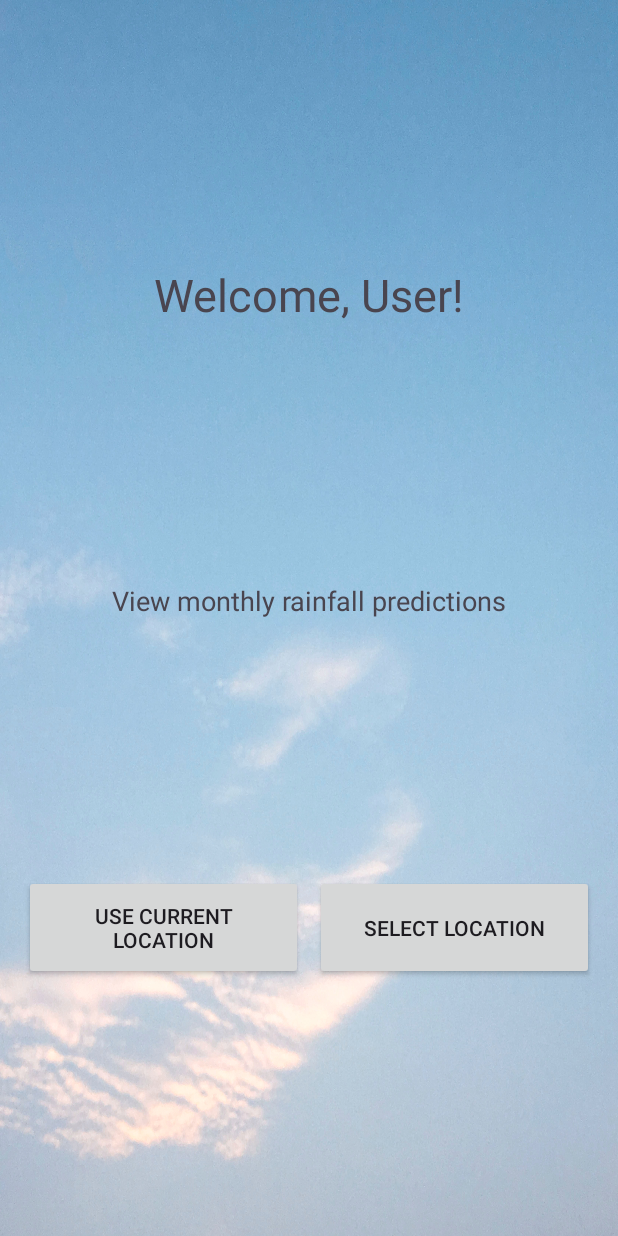
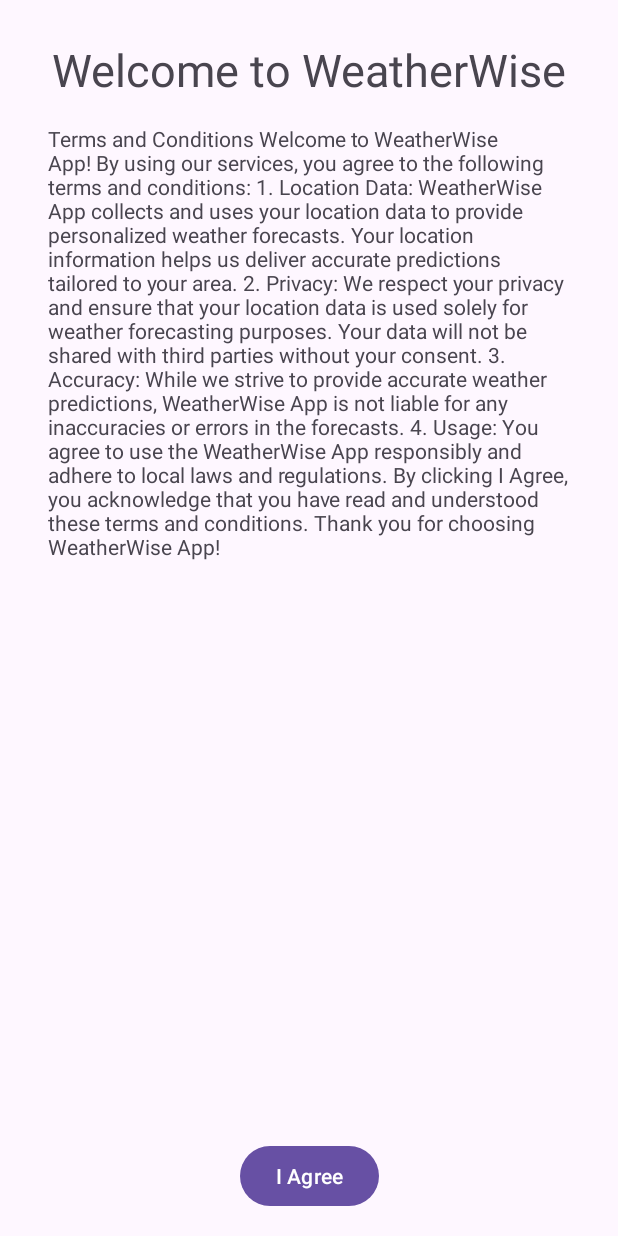
Before and after one commit to izybelly/team3_android, an Android app: the screen it shows after launch (Home before the commit, TermsAndConditions after it), on a phone screen of 412 x 824 dp. Run offline under Robolectric (Android 15) with nearby library versions, the light colour scheme and no system bars.

Commit message:
Add terms and conditions activity

```diff
--- a/app/src/main/AndroidManifest.xml
+++ b/app/src/main/AndroidManifest.xml
@@ -17,6 +17,9 @@
         android:usesCleartextTraffic="true"
         tools:targetApi="31">
         <activity
+            android:name=".Home"
+            android:exported="false" />
+        <activity
             android:name=".RainfallChart"
             android:exported="false" />
         <activity
@@ -26,7 +29,7 @@
             android:name=".NearestLocationActivity"
             android:exported="false" />
         <activity
-            android:name=".Home"
+            android:name=".TermsAndConditions"
             android:exported="true">
             <intent-filter>
                 <action android:name="android.intent.action.MAIN" />
--- a/app/src/main/java/com/example/ad_team3/Home.java
+++ b/app/src/main/java/com/example/ad_team3/Home.java
@@ -85,7 +85,7 @@
                 // Permission granted, proceed with location access
                 accessLocation();
             } else {
-                // Permission denied, show a message or handle accordingly
+                // Permission denied, show a message or handle accordinlocalgly
                 Toast.makeText(this, "Location permission denied.", Toast.LENGTH_SHORT).show();
             }
         }
--- a/app/src/main/java/com/example/ad_team3/NearestLocationActivity.java
+++ b/app/src/main/java/com/example/ad_team3/NearestLocationActivity.java
@@ -80,7 +80,7 @@
             public void onClick(View view) {
                 int selectedValue = seekBar.getProgress() + 1;
 
-                String baseUrl = "https://10.249.150.225:8443";
+                String baseUrl = "https://10.0.2.2:8443/";
 
                 // Create a custom OkHttpClient with the TrustManager that trusts all certificates (only for testing, not recommended for production)
                 OkHttpClient okHttpClient = getUnsafeOkHttpClient();
--- /dev/null
+++ b/app/src/main/res/layout/activity_terms_and_conditions.xml
@@ -0,0 +1,48 @@
+<?xml version="1.0" encoding="utf-8"?>
+<androidx.constraintlayout.widget.ConstraintLayout
+    xmlns:android="http://schemas.android.com/apk/res/android"
+    xmlns:app="http://schemas.android.com/apk/res-auto"
+    android:layout_width="match_parent"
+    android:layout_height="match_parent"
+    android:padding="16dp">
+
+    <TextView
+        android:id="@+id/titleTextView"
+        android:layout_width="wrap_content"
+        android:layout_height="wrap_content"
+        android:text="Welcome to WeatherWise"
+        android:textSize="30sp"
+        android:layout_marginTop="10dp"
+        android:layout_marginBottom="10dp"
+        app:layout_constraintTop_toTopOf="parent"
+        app:layout_constraintStart_toStartOf="parent"
+        app:layout_constraintEnd_toEndOf="parent" />
+
+    <ScrollView
+        android:layout_width="0dp"
+        android:layout_height="0dp"
+        app:layout_constraintTop_toBottomOf="@+id/titleTextView"
+        app:layout_constraintStart_toStartOf="parent"
+        app:layout_constraintEnd_toEndOf="parent"
+        app:layout_constraintBottom_toTopOf="@+id/agreeButton">
+
+        <TextView
+            android:id="@+id/termsTextView"
+            android:layout_width="match_parent"
+            android:layout_height="wrap_content"
+            android:text="@string/terms_conditions"
+            android:padding="16dp" />
+    </ScrollView>
+
+    <Button
+        android:id="@+id/agreeButton"
+        android:layout_width="wrap_content"
+        android:layout_height="wrap_content"
+        android:text="I Agree"
+        app:layout_constraintTop_toBottomOf="@id/termsTextView"
+        app:layout_constraintStart_toStartOf="parent"
+        app:layout_constraintEnd_toEndOf="parent"
+        app:layout_constraintBottom_toBottomOf="parent"
+        android:layout_marginTop="16dp" />
+
+</androidx.constraintlayout.widget.ConstraintLayout>
```
Also changed, not shown: app/src/main/java/com/example/ad_team3/CustomLocation.java (added, +25 -0 lines), app/src/main/java/com/example/ad_team3/TermsAndConditions.java (added, +118 -0 lines), app/src/main/res/values/strings.xml (+16 -35 lines).
